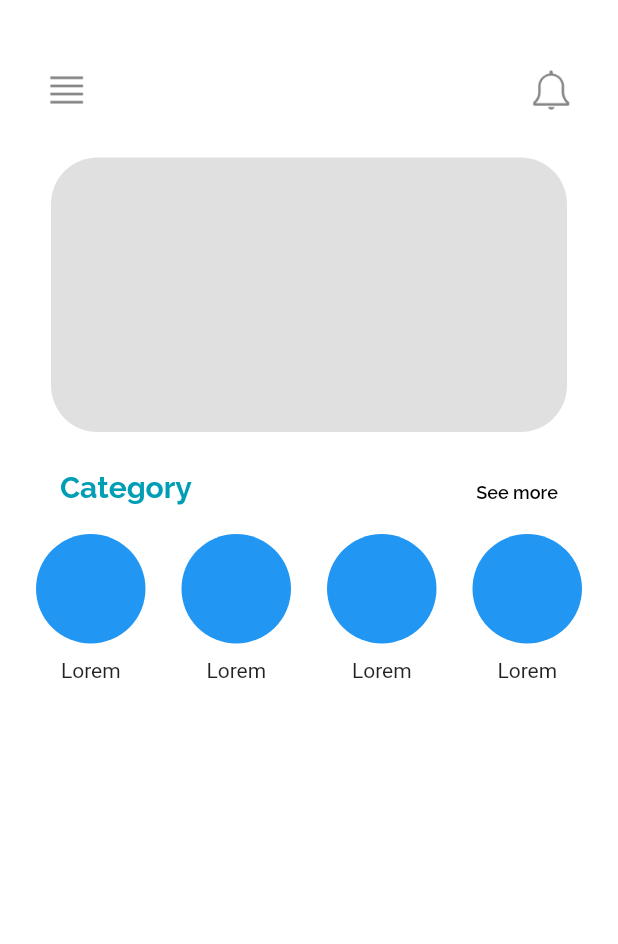
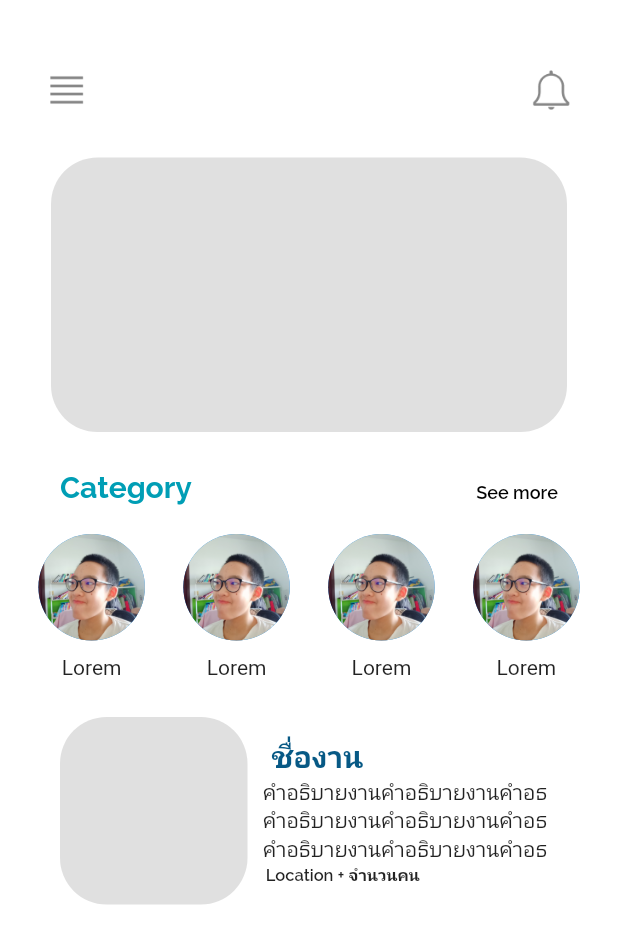
Before and after one commit to TeepaponChoak/Oceanpal, a Flutter app: the Mainpage screen opened directly, on a phone screen of 412 x 824 dp. Shown: the top 944 px of the screen. Run offline on Flutter 3.47's test engine with Material 2 defaults, Android fonts, the phone set to English and light mode, and no system bars.

Commit message:
add scrollview

```diff
--- a/lib/home.dart
+++ b/lib/home.dart
@@ -101,11 +101,8 @@ class Mainpage extends StatelessWidget {
                     ),
                   ),
                 ),
-
               ],
-
             ),
-
           ),
 
           // Other widgets in the column
@@ -113,59 +110,66 @@ class Mainpage extends StatelessWidget {
 
           Padding(
             padding: EdgeInsets.only(top: 20),
-        child:  Row(
+            child: Row(
               mainAxisAlignment: MainAxisAlignment.spaceEvenly,
               children: [
                 DecoratedBox(
                   decoration: BoxDecoration(
                     shape: BoxShape.circle,
                     color: Colors.blue,
+                    image: DecorationImage(
+                      image: AssetImage('assets/QQ.jpg'),
+                      fit: BoxFit.cover,
+                    ),
                   ),
                   child: SizedBox(
-        width: 73,
-        height: 73,
-
-
+                    width: 71,
+                    height: 71,
                   ),
                 ),
                 DecoratedBox(
                   decoration: BoxDecoration(
                     shape: BoxShape.circle,
                     color: Colors.blue,
+                    image: DecorationImage(
+                      image: AssetImage('assets/QQ.jpg'),
+                      fit: BoxFit.cover,
+                    ),
                   ),
                   child: SizedBox(
-        width: 73,
-        height: 73,
-
-
+                    width: 71,
+                    height: 71,
                   ),
                 ),
                 DecoratedBox(
                   decoration: BoxDecoration(
                     shape: BoxShape.circle,
                     color: Colors.blue,
+                    image: DecorationImage(
+                      image: AssetImage('assets/QQ.jpg'),
+                      fit: BoxFit.cover,
+                    ),
                   ),
                   child: SizedBox(
-        width: 73,
-        height: 73,
-
-
+                    width: 71,
+                    height: 71,
                   ),
                 ),
                 DecoratedBox(
                   decoration: BoxDecoration(
                     shape: BoxShape.circle,
                     color: Colors.blue,
+                    image: DecorationImage(
+                      image: AssetImage('assets/QQ.jpg'),
+                      fit: BoxFit.cover,
+                    ),
                   ),
                   child: SizedBox(
-        width: 73,
-        height: 73,
-
-
+                    width: 71,
+                    height: 71,
                   ),
                 ),
               ],
-
             ),
           ),
           Padding(
@@ -174,28 +178,28 @@ class Mainpage extends StatelessWidget {
               mainAxisAlignment: MainAxisAlignment.spaceEvenly,
               children: [
                 Container(
-        width: 73,
+                  width: 71,
                   child: Text(
                     "Lorem",
                     textAlign: TextAlign.center,
                   ),
                 ),
                 Container(
-        width: 73,
+                  width: 71,
                   child: Text(
                     "Lorem",
                     textAlign: TextAlign.center,
                   ),
                 ),
                 Container(
-        width: 73,
+                  width: 71,
                   child: Text(
                     "Lorem",
                     textAlign: TextAlign.center,
                   ),
                 ),
                 Container(
-        width: 73,
+                  width: 71,
                   child: Text(
                     "Lorem",
                     textAlign: TextAlign.center,
@@ -204,6 +208,72 @@ class Mainpage extends StatelessWidget {
               ],
             ),
           ),
+          Container(
+            alignment: Alignment.centerLeft,
+            margin: EdgeInsets.only(top: 25, left: 40),
+            child: SingleChildScrollView(
+              child: Column(
+                children: <Widget>[
+                  Container(
+                    padding: EdgeInsets.only(bottom: 17),
+                    child: Row(
+                      mainAxisAlignment: MainAxisAlignment.spaceBetween,
+                      children: [
+                        Container(
+                          padding: EdgeInsets.only(top: 15),
+                          width: 125,
+                          height: 125,
+                          decoration: BoxDecoration(
+                            color: Colors.grey[300],
+                            borderRadius: BorderRadius.circular(31),
+                          ),
+                        ),
+                        Container(
+                          child: Column(
+                            children: <Widget>[
+                              Container(
+                                margin: EdgeInsets.only(right: 164),
+                                child: Text(
+                                  'ชื่องาน',
+                                  style: TextStyle(
+                                    fontFamily: 'Raleway',
+                                    fontWeight: FontWeight.w700,
+                                    fontSize: 20,
+                                    color: Color.fromRGBO(7, 89, 133, 1),
+                                  ),
+                                ),
+                              ),
+                              Container(
+                                margin: EdgeInsets.only(right: 47),
+                                child: Text(
+                                  'คำอธิบายงานคำอธิบายงานคำอธ\nคำอธิบายงานคำอธิบายงานคำอธ\nคำอธิบายงานคำอธิบายงานคำอธ',
+                                  style: TextStyle(
+                                    fontFamily: 'Raleway',
+                                    fontSize: 14,
+                                  ),
+                                ),
+                              ),
+                              Container(
+                                margin: EdgeInsets.only(right: 130),
+                                child: Text(
+                                  'Location + จำนวนคน',
+                                  style: TextStyle(
+                                    fontFamily: 'Raleway',
+                                    fontSize: 11,
+                                    fontWeight: FontWeight.w600,
+                                  ),
+                                ),
+                              ),
+                            ],
+                          ),
+                        ),
+                      ],
+                    ),
+                  ),
+                ],
+              ),
+            ),
+          ),
         ],
       ),
     );
--- a/pubspec.yaml
+++ b/pubspec.yaml
@@ -68,6 +68,7 @@ flutter:
     - assets/home.png
     - assets/menu.png
     - assets/turtle.jpg
+    - assets/QQ.jpg
   #   - images/a_dot_ham.jpeg
 
   # An image asset can refer to one or more resolution-specific "variants", see
```
Also changed, not shown: assets/QQ.jpg (added). Lines whose indentation alone changed are shown as unchanged.
